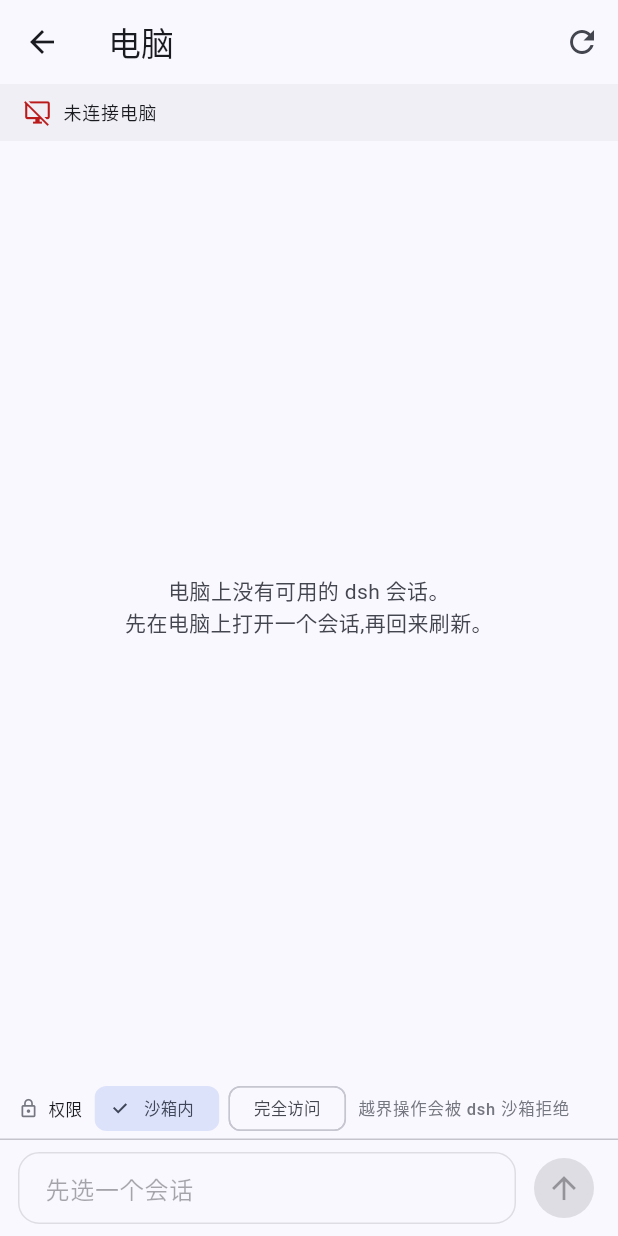
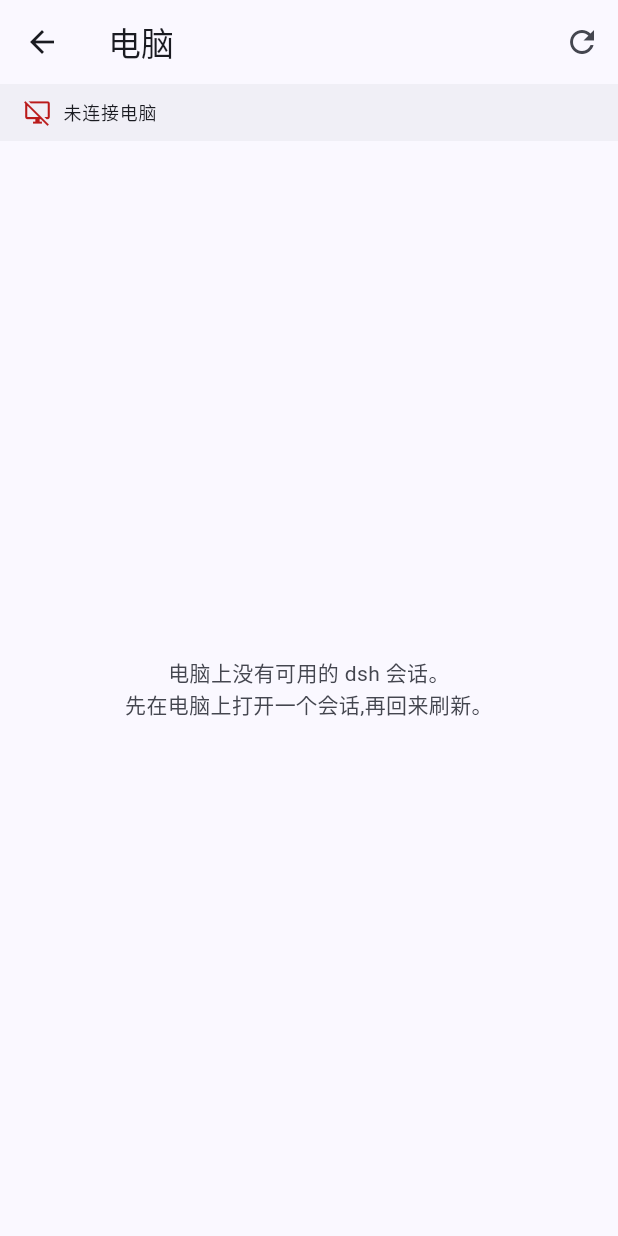
Before and after one commit to liduojia123/DeepSeek_Mobile_JingLing, a Flutter app: the ComputerPage screen opened directly, on a phone screen of 412 x 824 dp. Run offline on Flutter 3.47's test engine with Material 3 defaults, Android fonts, the phone set to English and light mode, and no system bars; our stand-ins replace file_picker, flutter_markdown, flutter_riverpod, flutter_secure_storage, material_ui; accounts and stored records are empty.

Commit message:
fix(app): 电脑页支持任务/列表两级视图,返回键先回列表
问题1:进入任务视图后无法切换其他会话
问题2:系统返回键直接退出电脑页回到 App 会话列表
修复:
- viewingTask 状态:列表视图与任务视图分离
- 任务视图下系统返回键/左上角返回 → 回到列表(任务继续在电脑跑,确认卡仍会弹)
- 列表顶部新增任务横幅:执行中/已结束,点击回到任务视图
- 权限条与输入框只在任务视图显示
- flutter analyze 0、测试 11/11、APK 已重装

```diff
--- a/app/lib/core/harness_providers.dart
+++ b/app/lib/core/harness_providers.dart
@@ -23,6 +23,7 @@ class HarnessState {
     this.confirm,
     this.confirmRemaining = 0,
     this.permissionMode = 'workspace-write',
+    this.viewingTask = false,
   });
 
   final bool loading;
@@ -39,6 +40,8 @@ class HarnessState {
   final int confirmRemaining;
   /// 远程会话的沙箱权限模式:workspace-write(默认)或 danger-full-access。
   final String permissionMode;
+  /// 当前是否在「任务视图」;false 表示在会话列表视图(可切换会话)。
+  final bool viewingTask;
 
   bool get running => status == 'running';
   HarnessNode? get onlineNode {
@@ -71,6 +74,7 @@ class HarnessState {
     Object? confirm = _unset,
     int? confirmRemaining,
     String? permissionMode,
+    bool? viewingTask,
   }) =>
       HarnessState(
         loading: loading ?? this.loading,
@@ -88,6 +92,7 @@ class HarnessState {
         confirm: identical(confirm, _unset) ? this.confirm : confirm as HarnessConfirmRequest?,
         confirmRemaining: confirmRemaining ?? this.confirmRemaining,
         permissionMode: permissionMode ?? this.permissionMode,
+        viewingTask: viewingTask ?? this.viewingTask,
       );
 }
 
@@ -132,6 +137,14 @@ class HarnessController extends Notifier<HarnessState> {
     }
   }
 
+  /// 回到会话列表(任务继续在电脑上跑,确认卡片仍会弹出)。
+  void showList() => state = state.copyWith(viewingTask: false);
+
+  /// 从列表回到当前任务视图。
+  void openTask() {
+    if (state.taskId != null) state = state.copyWith(viewingTask: true);
+  }
+
   void setPermissionMode(String mode) => state = state.copyWith(permissionMode: mode);
 
   void selectSession(String sessionId) {
@@ -145,6 +158,7 @@ class HarnessController extends Notifier<HarnessState> {
 
     state = state.copyWith(
       status: 'running',
+      viewingTask: true,
       thinking: '',
       output: '',
       toolEvents: const [],
--- a/app/lib/pages/computer_page.dart
+++ b/app/lib/pages/computer_page.dart
@@ -65,8 +65,21 @@ class _ComputerPageState extends ConsumerState<ComputerPage> {
       _scrollToBottom();
     });
 
-    return Scaffold(
+    // 任务视图下,系统返回键先回到会话列表,而不是直接退出电脑页
+    return PopScope(
+      canPop: !state.viewingTask,
+      onPopInvokedWithResult: (didPop, _) {
+        if (!didPop && state.viewingTask) ref.read(harnessProvider.notifier).showList();
+      },
+      child: Scaffold(
         appBar: AppBar(
+          leading: state.viewingTask
+              ? IconButton(
+                  tooltip: '会话列表',
+                  icon: const Icon(Icons.arrow_back),
+                  onPressed: () => ref.read(harnessProvider.notifier).showList(),
+                )
+              : null,
           title: const Text('电脑'),
           actions: [
             IconButton(
@@ -79,11 +92,16 @@ class _ComputerPageState extends ConsumerState<ComputerPage> {
         body: Column(
           children: [
             _buildNodeBar(state, theme),
-          Expanded(child: _buildBody(state, theme)),
+            Expanded(
+              child: state.viewingTask ? _buildTaskView(state, theme) : _buildBody(state, theme),
+            ),
             _buildConfirmCard(state, theme),
+            if (state.viewingTask) ...[
               _buildPermissionBar(state, theme),
               _buildComposer(state, theme),
             ],
+          ],
+        ),
       ),
     );
   }
@@ -120,13 +138,15 @@ class _ComputerPageState extends ConsumerState<ComputerPage> {
   Widget _buildBody(HarnessState state, ThemeData theme) {
     if (state.loading) return const Center(child: CircularProgressIndicator());
 
-    if (state.running || state.output.isNotEmpty || state.thinking.isNotEmpty) {
-      return _buildTaskView(state, theme);
-    }
 
+    final banner = state.taskId == null ? const SizedBox.shrink() : _buildTaskBanner(state, theme);
     final snapshot = state.snapshot;
     if (snapshot == null || snapshot.sessions.isEmpty) {
-      return Center(
+      return Column(
+        children: [
+          banner,
+          Expanded(
+            child: Center(
               child: Padding(
                 padding: const EdgeInsets.all(24),
                 child: Text(
@@ -135,6 +155,9 @@ class _ComputerPageState extends ConsumerState<ComputerPage> {
                   style: theme.textTheme.bodyMedium?.copyWith(color: theme.colorScheme.onSurfaceVariant),
                 ),
               ),
+            ),
+          ),
+        ],
       );
     }
 
@@ -144,7 +167,11 @@ class _ComputerPageState extends ConsumerState<ComputerPage> {
     };
     final ungrouped =
         snapshot.sessions.where((session) => !groupedIds.contains(session.id)).toList(growable: false);
-    return ListView(
+    return Column(
+      children: [
+        banner,
+        Expanded(
+          child: ListView(
             padding: const EdgeInsets.symmetric(vertical: 8),
             children: [
         for (final workspace in snapshot.workspaces)
@@ -171,6 +198,41 @@ class _ComputerPageState extends ConsumerState<ComputerPage> {
             ],
           ),
             ],
+          ),
+        ),
+      ],
+    );
+  }
+
+  /// 列表顶部的「任务进行中」横幅:点击回到任务视图(任务不会因为返回列表而中断)。
+  Widget _buildTaskBanner(HarnessState state, ThemeData theme) {
+    final running = state.running;
+    return Material(
+      color: running
+          ? theme.colorScheme.primaryContainer.withValues(alpha: 0.5)
+          : theme.colorScheme.surfaceContainerHighest.withValues(alpha: 0.5),
+      child: InkWell(
+        onTap: () => ref.read(harnessProvider.notifier).openTask(),
+        child: Padding(
+          padding: const EdgeInsets.symmetric(horizontal: 16, vertical: 10),
+          child: Row(
+            children: [
+              if (running)
+                const SizedBox(width: 14, height: 14, child: CircularProgressIndicator(strokeWidth: 2))
+              else
+                Icon(Icons.check_circle_outline, size: 16, color: theme.colorScheme.outline),
+              const SizedBox(width: 8),
+              Expanded(
+                child: Text(
+                  running ? '电脑正在执行任务…点击查看' : '上一个任务已结束 · 点击查看',
+                  style: theme.textTheme.labelMedium,
+                ),
+              ),
+              Text('查看', style: theme.textTheme.labelSmall?.copyWith(color: theme.colorScheme.primary)),
+            ],
+          ),
+        ),
+      ),
     );
   }
 
```
Lines whose indentation alone changed are shown as unchanged.
